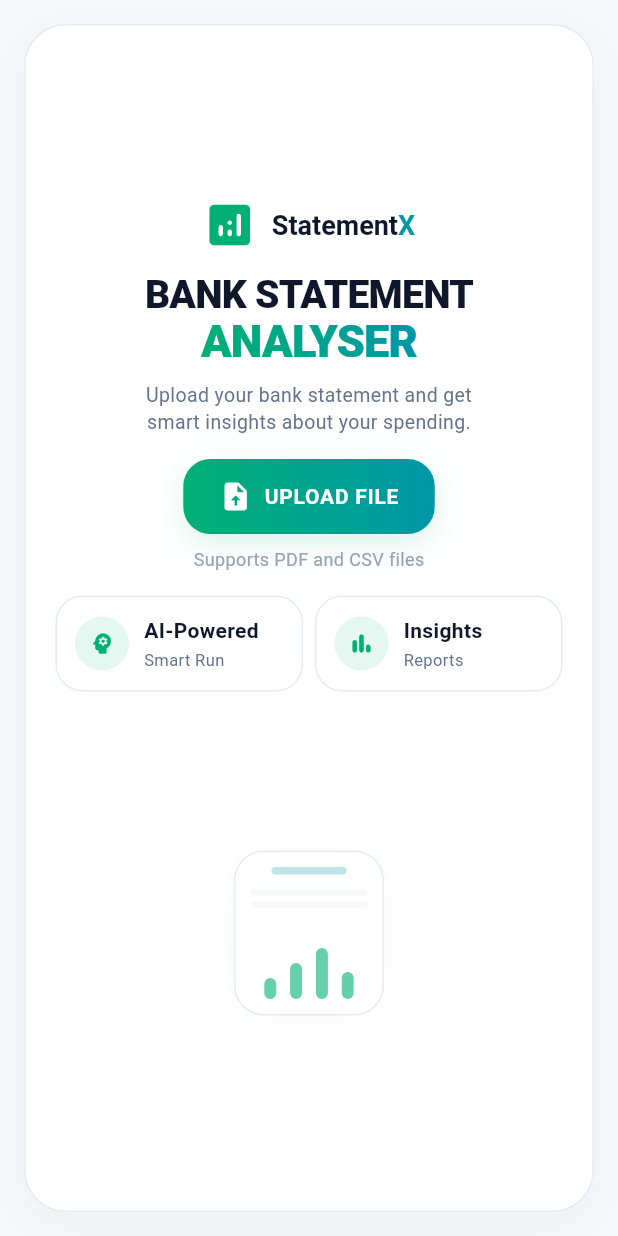
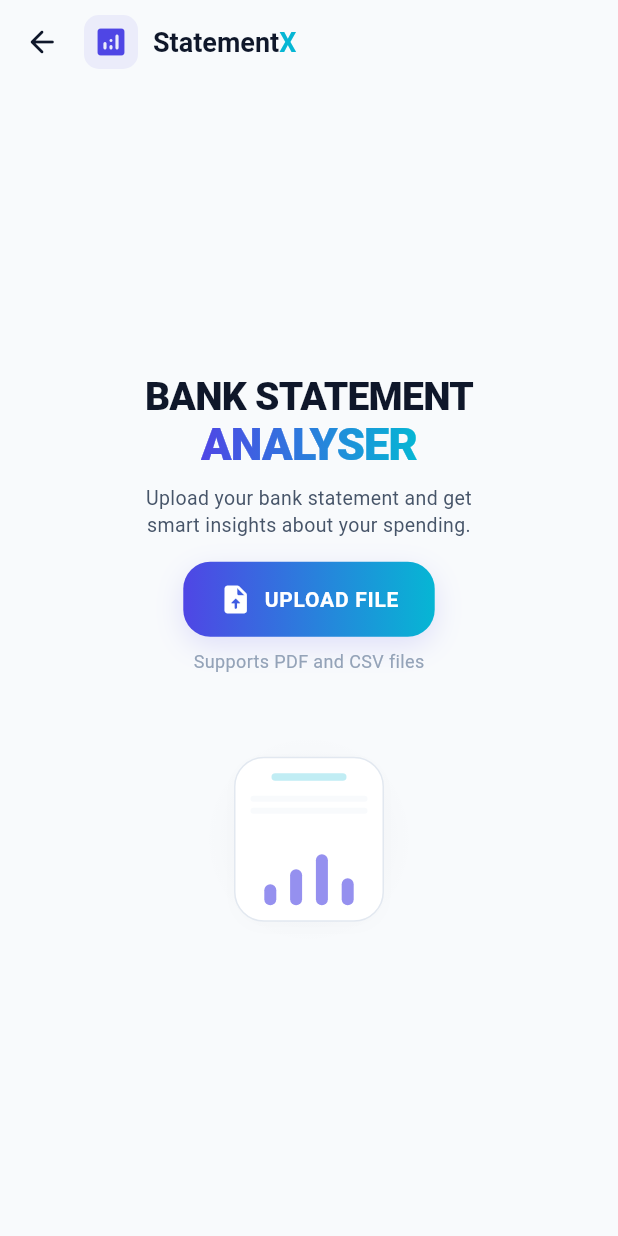
Before and after one commit to G-anrabuS/StatementX, a Flutter app: the UploadScreen screen opened directly, on a phone screen of 412 x 824 dp. Run offline on Flutter 3.47's test engine with Material 3 defaults, Android fonts, the phone set to English and light mode, and no system bars; our stand-ins replace file_picker, fl_chart, flutter_markdown; network calls fail.

Commit message:
Modified the Upload Screen

```diff
--- a/flutter_frontend/lib/screens/chat_bot_screen.dart
+++ b/flutter_frontend/lib/screens/chat_bot_screen.dart
@@ -135,7 +135,7 @@ class _ChatBotScreenState extends State<ChatBotScreen> {
                               ),
                               decoration: BoxDecoration(
                                 color: isUser
-                                    ? AppColors.secondaryTeal
+                                    ? AppColors.primaryColor
                                     : AppColors.surfaceLight,
                                 borderRadius: BorderRadius.circular(16),
                                 border: isUser
@@ -213,7 +213,7 @@ class _ChatBotScreenState extends State<ChatBotScreen> {
                                   child: const Text(
                                     "Translate",
                                     style: TextStyle(
-                                      color: AppColors.primaryGreen,
+                                      color: AppColors.primaryColor,
                                       fontSize: 11,
                                       fontWeight: FontWeight.bold,
                                     ),
@@ -247,7 +247,7 @@ class _ChatBotScreenState extends State<ChatBotScreen> {
                   ),
                 ),
                 IconButton(
-                  icon: const Icon(Icons.send, color: AppColors.secondaryTeal),
+                  icon: const Icon(Icons.send, color: AppColors.primaryColor),
                   onPressed: _handleSendMessage,
                 ),
               ],
--- a/flutter_frontend/lib/screens/insights_screen.dart
+++ b/flutter_frontend/lib/screens/insights_screen.dart
@@ -91,7 +91,7 @@ class _InsightsScreenState extends State<InsightsScreen> {
                   context,
                   label: 'Semantic Chat',
                   icon: Icons.chat_bubble_outline_rounded,
-                  color: AppColors.secondaryTeal,
+                  color: AppColors.primaryColor,
                   targetScreen: ChatBotScreen(statementId: widget.statementId),
                 ),
               ],
@@ -582,7 +582,7 @@ class _InsightsScreenState extends State<InsightsScreen> {
                       value:
                           '₹${widget.insights.netSavings.toStringAsFixed(0)}',
                       icon: Icons.wallet_rounded,
-                      color: AppColors.secondaryTeal,
+                      color: AppColors.secondaryColor,
                       subtext: 'Saved',
                       isMobile: isMobile,
                     ),
--- a/flutter_frontend/lib/screens/transaction_screen.dart
+++ b/flutter_frontend/lib/screens/transaction_screen.dart
@@ -34,7 +34,7 @@ class _TransactionsScreenState extends State<TransactionsScreen> {
       case 'income':
         return AppColors.primaryGreen;
       default:
-        return AppColors.secondaryTeal;
+        return AppColors.primaryColor;
     }
   }
 
--- a/flutter_frontend/lib/screens/upload_screen.dart
+++ b/flutter_frontend/lib/screens/upload_screen.dart
@@ -181,68 +181,7 @@ class _UploadScreenState extends State<UploadScreen> {
     );
   }
 
-  Widget featureCard(
-    IconData icon,
-    String title,
-    String subtitle,
-    bool isMobile,
-  ) {
-    return Container(
-      width: isMobile ? double.infinity : 200, // Balanced tracking dimensions
-      padding: EdgeInsets.all(isMobile ? 12 : 14),
-      decoration: BoxDecoration(
-        color: AppColors.surfaceLight,
-        borderRadius: BorderRadius.circular(18),
-        border: Border.all(color: AppColors.borderLight),
-        boxShadow: [
-          BoxShadow(
-            color: Colors.black.withOpacity(0.01),
-            blurRadius: 8,
-            offset: const Offset(0, 2),
-          ),
-        ],
-      ),
-      child: Row(
-        mainAxisSize: MainAxisSize.min,
-        children: [
-          CircleAvatar(
-            radius: isMobile ? 18 : 20,
-            backgroundColor: AppColors.primaryGreen.withOpacity(0.1),
-            child: Icon(
-              icon,
-              color: AppColors.primaryGreen,
-              size: isMobile ? 18 : 20,
-            ),
-          ),
-          SizedBox(width: isMobile ? 10 : 12),
-          Expanded(
-            child: Column(
-              crossAxisAlignment: CrossAxisAlignment.start,
-              mainAxisSize: MainAxisSize.min,
-              children: [
-                Text(
-                  title,
-                  style: TextStyle(
-                    color: AppColors.textPrimary,
-                    fontWeight: FontWeight.bold,
-                    fontSize: isMobile ? 14 : 14,
-                  ),
-                ),
-                SizedBox(height: isMobile ? 2 : 4),
-                Text(
-                  subtitle,
-                  style: TextStyle(
-                    color: AppColors.textSecondary,
-                    fontSize: isMobile ? 11 : 12,
-                  ),
-                ),
-              ],
-            ),
-          ),
-        ],
-      ),
-    );
-  }
+
 
   @override
   Widget build(BuildContext context) {
@@ -251,43 +190,73 @@ class _UploadScreenState extends State<UploadScreen> {
 
     return Scaffold(
       backgroundColor: AppColors.bgLight,
+      appBar: AppBar(
+        backgroundColor: Colors.transparent,
+        elevation: 0,
+        leading: IconButton(
+          icon: const Icon(Icons.arrow_back_rounded, color: AppColors.textPrimary),
+          onPressed: () => Navigator.pop(context),
+        ),
+        titleSpacing: 0,
+        title: Row(
+          mainAxisSize: MainAxisSize.min,
+          children: [
+            Container(
+              padding: const EdgeInsets.all(6),
+              decoration: BoxDecoration(
+                color: AppColors.primaryColor.withOpacity(0.08),
+                borderRadius: BorderRadius.circular(10),
+              ),
+              child: const Icon(
+                Icons.analytics_rounded,
+                color: AppColors.primaryColor,
+                size: 24,
+              ),
+            ),
+            const SizedBox(width: 10),
+            RichText(
+              text: const TextSpan(
+                style: TextStyle(fontSize: 18, fontWeight: FontWeight.bold),
+                children: [
+                  TextSpan(
+                    text: 'Statement',
+                    style: TextStyle(color: AppColors.textPrimary),
+                  ),
+                  TextSpan(
+                    text: 'X',
+                    style: TextStyle(color: AppColors.secondaryColor),
+                  ),
+                ],
+              ),
+            ),
+          ],
+        ),
+      ),
       body: SafeArea(
         child: LayoutBuilder(
           builder: (context, constraints) {
             return Center(
               child: ConstrainedBox(
                 constraints: BoxConstraints(
-                  maxWidth: 1280,
+                  maxWidth: 1100,
                   maxHeight: constraints.maxHeight,
                 ),
-                child: Container(
-                  margin: EdgeInsets.all(isMobile ? 16 : 24),
+                child: Padding(
                   padding: EdgeInsets.symmetric(
-                    horizontal: isMobile
-                        ? 20
-                        : 45, // Optimized layout container margins
-                    vertical: isMobile ? 24 : 36,
-                  ),
-                  decoration: BoxDecoration(
-                    color: AppColors.surfaceLight,
-                    borderRadius: BorderRadius.circular(28),
-                    border: Border.all(color: AppColors.borderLight),
-                    boxShadow: [
-                      BoxShadow(
-                        color: Colors.black.withOpacity(0.03),
-                        blurRadius: 24,
-                        offset: const Offset(0, 8),
-                      ),
-                    ],
+                    horizontal: isMobile ? 24 : 48,
+                    vertical: isMobile ? 24 : 48,
                   ),
                   child: isMobile
-                      ? Column(
-                          mainAxisAlignment: MainAxisAlignment.spaceEvenly,
-                          crossAxisAlignment: CrossAxisAlignment.center,
-                          children: [
-                            buildLeftSection(isMobile),
-                            buildIllustration(isMobile),
-                          ],
+                      ? SingleChildScrollView(
+                          child: Column(
+                            mainAxisAlignment: MainAxisAlignment.center,
+                            crossAxisAlignment: CrossAxisAlignment.center,
+                            children: [
+                              buildLeftSection(isMobile),
+                              const SizedBox(height: 40),
+                              buildIllustration(isMobile),
+                            ],
+                          ),
                         )
                       : Row(
                           crossAxisAlignment: CrossAxisAlignment.center,
@@ -296,7 +265,7 @@ class _UploadScreenState extends State<UploadScreen> {
                               flex: 5,
                               child: buildLeftSection(isMobile),
                             ),
-                            const SizedBox(width: 30),
+                            const SizedBox(width: 48),
                             Flexible(
                               flex: 4,
                               child: buildIllustration(isMobile),
@@ -319,35 +288,6 @@ class _UploadScreenState extends State<UploadScreen> {
           ? CrossAxisAlignment.center
           : CrossAxisAlignment.start,
       children: [
-        Row(
-          mainAxisAlignment: isMobile
-              ? MainAxisAlignment.center
-              : MainAxisAlignment.start,
-          children: [
-            const Icon(
-              Icons.analytics_rounded,
-              size: 36,
-              color: AppColors.primaryGreen,
-            ),
-            const SizedBox(width: 10),
-            RichText(
-              text: const TextSpan(
-                style: TextStyle(fontSize: 18, fontWeight: FontWeight.bold),
-                children: [
-                  TextSpan(
-                    text: 'Statement',
-                    style: TextStyle(color: AppColors.textPrimary),
-                  ),
-                  TextSpan(
-                    text: 'X',
-                    style: TextStyle(color: AppColors.secondaryTeal),
-                  ),
-                ],
-              ),
-            ),
-          ],
-        ),
-        SizedBox(height: isMobile ? 14 : 24),
         Column(
           crossAxisAlignment: isMobile
               ? CrossAxisAlignment.center
@@ -366,7 +306,7 @@ class _UploadScreenState extends State<UploadScreen> {
             ),
             ShaderMask(
               shaderCallback: (bounds) => const LinearGradient(
-                colors: [AppColors.primaryGreen, AppColors.secondaryTeal],
+                colors: [AppColors.primaryColor, AppColors.secondaryColor],
               ).createShader(bounds),
               child: Text(
                 'ANALYSER',
@@ -397,11 +337,11 @@ class _UploadScreenState extends State<UploadScreen> {
           decoration: BoxDecoration(
             borderRadius: BorderRadius.circular(18),
             gradient: const LinearGradient(
-              colors: [AppColors.primaryGreen, AppColors.secondaryTeal],
+              colors: [AppColors.primaryColor, AppColors.secondaryColor],
             ),
             boxShadow: [
               BoxShadow(
-                color: AppColors.primaryGreen.withOpacity(0.15),
+                color: AppColors.primaryColor.withOpacity(0.15),
                 blurRadius: 16,
                 offset: const Offset(0, 6),
               ),
@@ -441,58 +381,15 @@ class _UploadScreenState extends State<UploadScreen> {
           'Supports PDF and CSV files',
           style: TextStyle(color: AppColors.textTertiary, fontSize: 12),
         ),
-        SizedBox(height: isMobile ? 16 : 24),
-        if (isMobile)
-          Row(
-            mainAxisAlignment: MainAxisAlignment.center,
-            children: [
-              Expanded(
-                child: featureCard(
-                  Icons.psychology_rounded,
-                  'AI-Powered',
-                  'Smart Run',
-                  true,
-                ),
-              ),
-              const SizedBox(width: 8),
-              Expanded(
-                child: featureCard(
-                  Icons.bar_chart_rounded,
-                  'Insights',
-                  'Reports',
-                  true,
-                ),
-              ),
-            ],
-          )
-        else
-          Wrap(
-            spacing: 12,
-            runSpacing: 12,
-            children: [
-              featureCard(
-                Icons.psychology_rounded,
-                'AI-Powered',
-                'Smart Analysis',
-                false,
-              ),
-              featureCard(
-                Icons.bar_chart_rounded,
-                'Insights',
-                'Clear Reports',
-                false,
-              ),
-            ],
-          ),
         if (errorMessage != null) ...[
-          const SizedBox(height: 10),
+          const SizedBox(height: 16),
           Text(
             errorMessage!,
             style: const TextStyle(color: Colors.redAccent, fontSize: 12),
           ),
         ],
         if (isLoading) ...[
-          SizedBox(height: isMobile ? 12 : 18),
+          SizedBox(height: isMobile ? 16 : 24),
           Row(
             mainAxisAlignment: isMobile
                 ? MainAxisAlignment.center
@@ -504,7 +401,7 @@ class _UploadScreenState extends State<UploadScreen> {
                 child: CircularProgressIndicator(
                   strokeWidth: 2.0,
                   valueColor: AlwaysStoppedAnimation<Color>(
-                    AppColors.primaryGreen,
+                    AppColors.primaryColor,
                   ),
                 ),
               ),
@@ -535,7 +432,7 @@ class _UploadScreenState extends State<UploadScreen> {
           shape: BoxShape.circle,
           gradient: RadialGradient(
             colors: [
-              AppColors.primaryGreen.withOpacity(0.04),
+              AppColors.primaryColor.withOpacity(0.04),
               Colors.transparent,
             ],
           ),
@@ -566,7 +463,7 @@ class _UploadScreenState extends State<UploadScreen> {
                       width: isMobile ? 50 : 90,
                       height: isMobile ? 5 : 8,
                       decoration: BoxDecoration(
-                        color: AppColors.secondaryTeal.withOpacity(0.25),
+                        color: AppColors.secondaryColor.withOpacity(0.25),
                         borderRadius: BorderRadius.circular(20),
                       ),
                     ),
@@ -614,7 +511,7 @@ class _UploadScreenState extends State<UploadScreen> {
       width: isMobile ? 8 : 14,
       height: height,
       decoration: BoxDecoration(
-        color: AppColors.primaryGreen.withOpacity(0.6),
+        color: AppColors.primaryColor.withOpacity(0.6),
         borderRadius: BorderRadius.circular(6),
       ),
     );
--- a/flutter_frontend/lib/screens/visualization_screen.dart
+++ b/flutter_frontend/lib/screens/visualization_screen.dart
@@ -33,7 +33,7 @@ class _VisualizationScreenState extends State<VisualizationScreen> {
       case 'excellent':
         return AppColors.primaryGreen;
       case 'good':
-        return AppColors.secondaryTeal;
+        return AppColors.secondaryColor;
       case 'fair':
         return const Color(0xFFE65100);
       default:
--- a/flutter_frontend/lib/theme/app_theme.dart
+++ b/flutter_frontend/lib/theme/app_theme.dart
@@ -2,13 +2,17 @@ import 'package:flutter/material.dart';
 
 class AppColors {
   // Pure Premium Light Layout Backdrops
-  static const Color bgLight = Color(0xFFF6F8FA); // Soft workspace light grey
+  static const Color bgLight = Color(0xFFF8FAFC); // Soft workspace slate grey (matches bgSlate)
   static const Color surfaceLight = Color(
     0xFFFFFFFF,
   ); // Crisp card white surfaces
   static const Color borderLight = Color(
-    0xFFE6EBF2,
-  ); // Subtle high-contrast light borders
+    0xFFE2E8F0,
+  ); // Subtle high-contrast light borders (matches borderLight)
+
+  // Unified Brand Theme Colors (from Home Screen)
+  static const Color primaryColor = Color(0xFF4F46E5); // brandBlue (focal brand accent)
+  static const Color secondaryColor = Color(0xFF06B6D4); // brandTeal (corporate cyan accent)
 
   // Premium Financial Accent Greens & Blues (Optimized for light readability)
   static const Color primaryGreen = Color(
@@ -18,16 +22,16 @@ class AppColors {
     0xFF0097A7,
   ); // Stable deep cyan corporate accent
   static const Color accentIndigo = Color(
-    0xFF3F51B5,
-  ); // Deep indigo focal anchors
+    0xFF4F46E5,
+  ); // Deep indigo focal anchors (matches brandBlue)
 
   // High Readability Typography
   static const Color textPrimary = Color(
     0xFF0F172A,
   ); // Slate Obsidian Dark Title text
   static const Color textSecondary = Color(
-    0xFF64748B,
-  ); // Cool grey body descriptions
+    0xFF475569,
+  ); // Cool grey body descriptions (matches textMuted)
   static const Color textTertiary = Color(
     0xFF94A3B8,
   ); // Light muted timestamp text
```
Also changed, not shown: flutter_frontend/pubspec.lock.
